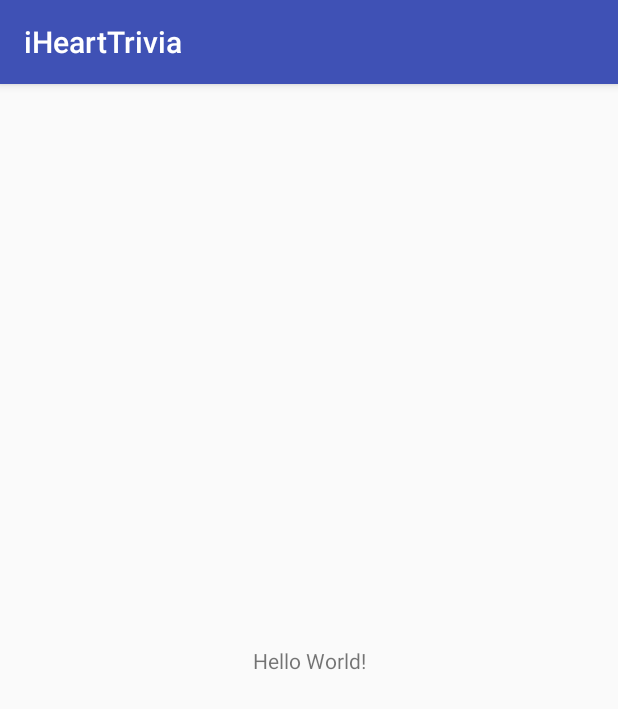
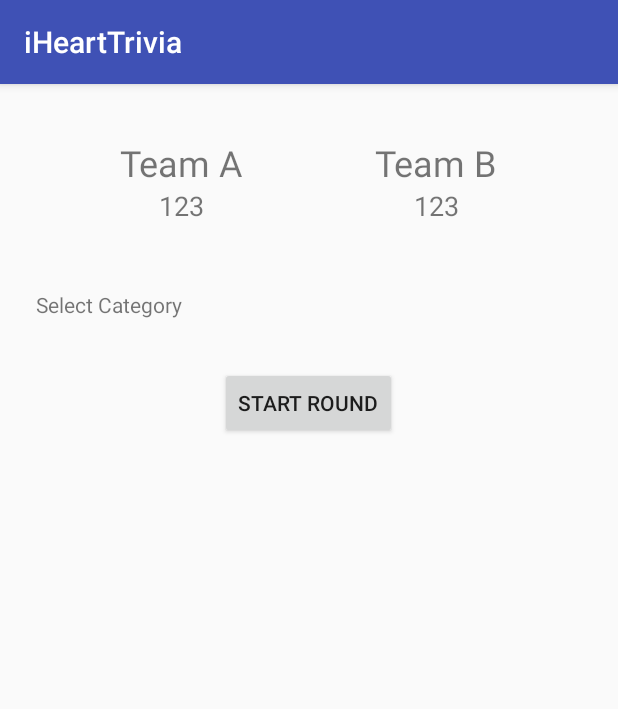
Before and after one commit to morristech/iHeartTrivia, an Android app: the screen it shows after launch (MainActivity before the commit, HomeActivity after it), on a phone screen of 412 x 824 dp. Shown: the top 709 px of the screen. Run offline under Robolectric (Android 15) with nearby library versions, the phone set to English and light mode, and no system bars.

Commit message:
Add empty activities and basic layouts for screens

```diff
--- a/app/build.gradle
+++ b/app/build.gradle
@@ -25,7 +25,7 @@ android {
 dependencies {
     implementation fileTree(dir: 'libs', include: ['*.jar'])
 
-    implementation"org.jetbrains.kotlin:kotlin-stdlib-jre7:$kotlin_version"
+    implementation "org.jetbrains.kotlin:kotlin-stdlib-jre7:$kotlin_version"
 
     implementation "android.arch.lifecycle:runtime:1.0.0-alpha8"
     implementation "android.arch.lifecycle:extensions:1.0.0-alpha8"
--- a/app/src/main/AndroidManifest.xml
+++ b/app/src/main/AndroidManifest.xml
@@ -9,13 +9,16 @@
         android:roundIcon="@mipmap/ic_launcher_round"
         android:supportsRtl="true"
         android:theme="@style/AppTheme">
-        <activity android:name=".MainActivity">
+        <activity android:name=".home.HomeActivity">
             <intent-filter>
                 <action android:name="android.intent.action.MAIN" />
 
                 <category android:name="android.intent.category.LAUNCHER" />
             </intent-filter>
         </activity>
+        <activity android:name=".categories.CategoriesActivity" />
+        <activity android:name=".gameplay.GameplayActivity" />
+        <activity android:name=".roundsummary.RoundSummaryActivity"></activity>
     </application>
 
 </manifest>
--- a/app/src/main/java/com/iheartradio/ihearttrivia/MainActivity.kt
+++ b/app/src/main/java/com/iheartradio/ihearttrivia/home/HomeActivity.kt
@@ -1,9 +1,10 @@
-package com.iheartradio.ihearttrivia
+package com.iheartradio.ihearttrivia.home
 
 import android.os.Bundle
 import android.support.v7.app.AppCompatActivity
+import com.iheartradio.ihearttrivia.R
 
-class MainActivity : AppCompatActivity() {
+class HomeActivity : AppCompatActivity() {
 
     override fun onCreate(savedInstanceState: Bundle?) {
         super.onCreate(savedInstanceState)
--- a/app/src/main/res/layout/activity_main.xml
+++ b/app/src/main/res/layout/activity_main.xml
@@ -1,18 +1,79 @@
 <?xml version="1.0" encoding="utf-8"?>
-<android.support.constraint.ConstraintLayout xmlns:android="http://schemas.android.com/apk/res/android"
-    xmlns:app="http://schemas.android.com/apk/res-auto"
-    xmlns:tools="http://schemas.android.com/tools"
+<LinearLayout
+    xmlns:android="http://schemas.android.com/apk/res/android"
     android:layout_width="match_parent"
     android:layout_height="match_parent"
-    tools:context="com.iheartradio.ihearttrivia.MainActivity">
+    android:orientation="vertical"
+    android:padding="8dp">
+
+    <LinearLayout
+        android:id="@+id/scoreArea"
+        android:layout_width="match_parent"
+        android:layout_height="wrap_content"
+        android:layout_margin="16dp"
+        android:padding="12dp"
+        android:elevation="4dp">
+
+        <LinearLayout
+            android:layout_width="0dp"
+            android:layout_height="wrap_content"
+            android:layout_weight="1"
+            android:orientation="vertical">
+
+            <TextView
+                android:layout_width="wrap_content"
+                android:layout_height="wrap_content"
+                android:layout_gravity="center_horizontal"
+                android:textSize="24dp"
+                android:text="Team A"/>
+
+            <TextView
+                android:id="@+id/teamAScore"
+                android:layout_width="wrap_content"
+                android:layout_height="wrap_content"
+                android:layout_gravity="center_horizontal"
+                android:textSize="18dp"
+                android:text="123"/>
+
+        </LinearLayout>
+
+        <LinearLayout
+            android:layout_width="0dp"
+            android:layout_height="wrap_content"
+            android:layout_weight="1"
+            android:orientation="vertical">
+
+            <TextView
+                android:layout_width="wrap_content"
+                android:layout_height="wrap_content"
+                android:layout_gravity="center_horizontal"
+                android:textSize="24dp"
+                android:text="Team B"/>
+
+            <TextView
+                android:id="@+id/teamBScore"
+                android:layout_width="wrap_content"
+                android:layout_height="wrap_content"
+                android:layout_gravity="center_horizontal"
+                android:textSize="18dp"
+                android:text="123"/>
+
+        </LinearLayout>
+
+    </LinearLayout>
 
     <TextView
+        android:id="@+id/selectCategory"
+        android:layout_width="match_parent"
+        android:layout_height="wrap_content"
+        android:padding="16dp"
+        android:text="Select Category"/>
+
+    <Button
         android:layout_width="wrap_content"
         android:layout_height="wrap_content"
-        android:text="Hello World!"
-        app:layout_constraintBottom_toBottomOf="parent"
-        app:layout_constraintLeft_toLeftOf="parent"
-        app:layout_constraintRight_toRightOf="parent"
-        app:layout_constraintTop_toTopOf="parent" />
+        android:layout_gravity="center_horizontal"
+        android:layout_margin="16dp"
+        android:text="START ROUND"/>
 
-</android.support.constraint.ConstraintLayout>
+</LinearLayout>
--- a/app/src/main/res/values/strings.xml
+++ b/app/src/main/res/values/strings.xml
@@ -4,7 +4,7 @@
     <string-array name="names">
 
         <item>Hua</item>
-        <item>Jonathan Johnson</item>
+        <item>Jonathan</item>
         <item>Eric</item>
         <item>Darien</item>
         <item>Kisik</item>
```
Also changed, not shown: app/src/main/java/com/iheartradio/ihearttrivia/categories/CategoriesActivity.kt (added, +13 -0 lines), app/src/main/java/com/iheartradio/ihearttrivia/gameplay/GameplayActivity.kt (added, +13 -0 lines), app/src/main/java/com/iheartradio/ihearttrivia/roundsummary/RoundSummaryActivity.kt (added, +13 -0 lines), app/src/main/res/layout/activity_categories.xml (added, +15 -0 lines), app/src/main/res/layout/activity_gameplay.xml (added, +26 -0 lines), app/src/main/res/layout/activity_round_summary.xml (added, +24 -0 lines), app/src/main/res/layout/list_item_category.xml (added, +15 -0 lines), app/src/main/res/layout/list_item_word_summary.xml (added, +17 -0 lines).
